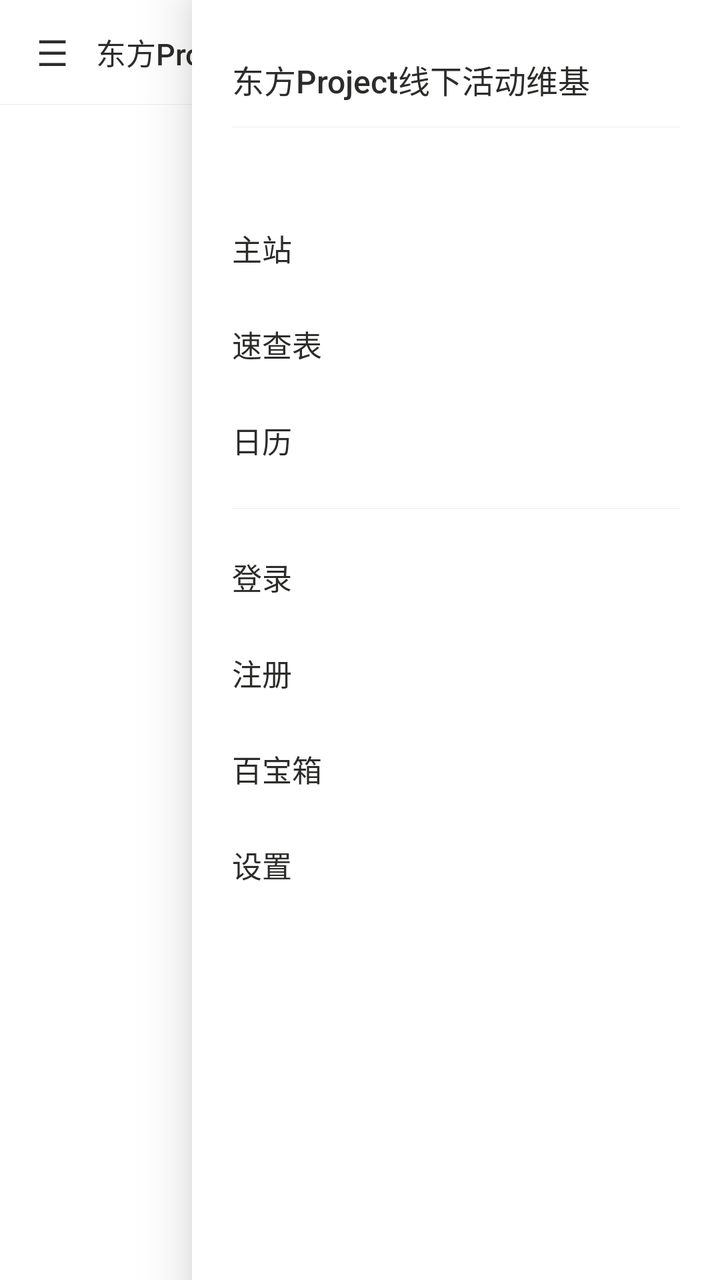
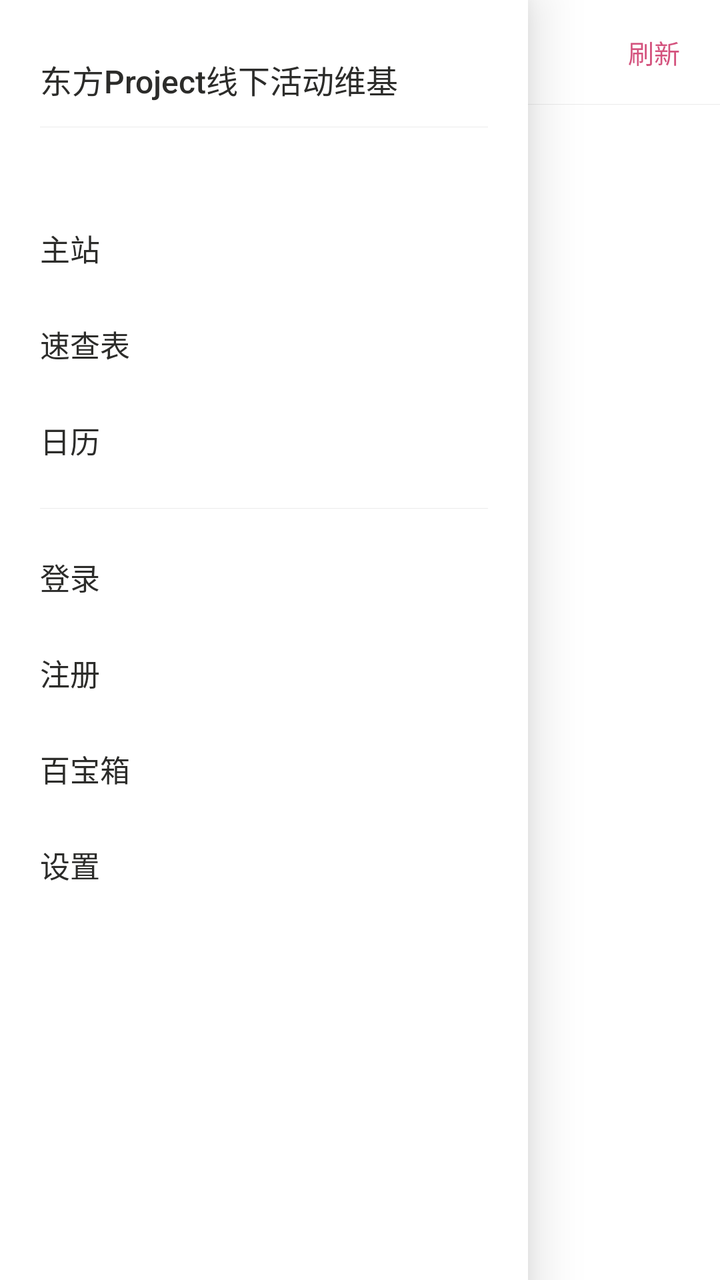

Compare the two renders of this Android layout. The source of the first and the diff that turns it into the second are given below.
<!-- AndroidManifest.xml: application theme AppTheme -->
<!-- res/layout/activity_main.xml -->
<?xml version="1.0" encoding="utf-8"?>
<FrameLayout xmlns:android="http://schemas.android.com/apk/res/android"
    android:layout_width="match_parent"
    android:layout_height="match_parent"
    android:background="@color/page_bg">

    <LinearLayout
        android:layout_width="match_parent"
        android:layout_height="match_parent"
        android:orientation="vertical">

        <LinearLayout
            android:layout_width="match_parent"
            android:layout_height="52dp"
            android:background="@color/tabbar_bg"
            android:gravity="center_vertical"
            android:orientation="horizontal"
            android:paddingStart="4dp"
            android:paddingEnd="8dp">

            <TextView
                android:id="@+id/menuButton"
                android:layout_width="44dp"
                android:layout_height="match_parent"
                android:background="?android:attr/selectableItemBackground"
                android:contentDescription="@string/menu"
                android:gravity="center"
                android:text="☰"
                android:textColor="@color/text_primary"
                android:textSize="18sp" />

            <TextView
                android:id="@+id/headerTitle"
                android:layout_width="0dp"
                android:layout_height="wrap_content"
                android:layout_weight="1"
                android:ellipsize="end"
                android:fontFamily="sans-serif-medium"
                android:maxLines="1"
                android:text="@string/app_name"
                android:textColor="@color/text_primary"
                android:textSize="15sp" />

            <TextView
                android:id="@+id/refresh"
                android:layout_width="wrap_content"
                android:layout_height="wrap_content"
                android:background="?android:attr/selectableItemBackground"
                android:paddingStart="12dp"
                android:paddingTop="8dp"
                android:paddingEnd="12dp"
                android:paddingBottom="8dp"
                android:text="@string/refresh"
                android:textColor="@color/accent"
                android:textSize="13sp" />
        </LinearLayout>

        <View
            android:layout_width="match_parent"
            android:layout_height="1px"
            android:background="@color/divider" />

        <TextView
            android:id="@+id/offlineBanner"
            android:layout_width="match_parent"
            android:layout_height="wrap_content"
            android:background="@color/banner_bg"
            android:paddingStart="16dp"
            android:paddingTop="8dp"
            android:paddingEnd="16dp"
            android:paddingBottom="8dp"
            android:textColor="@color/banner_text"
            android:textSize="12sp"
            android:visibility="gone" />

        <FrameLayout
            android:id="@+id/content"
            android:layout_width="match_parent"
            android:layout_height="0dp"
            android:layout_weight="1" />
    </LinearLayout>

    <View
        android:id="@+id/scrim"
        android:layout_width="match_parent"
        android:layout_height="match_parent"
        android:background="@color/scrim"
        android:visibility="gone" />

    <LinearLayout
        android:id="@+id/drawer"
        android:layout_width="@dimen/drawer_width"
        android:layout_height="match_parent"
        android:layout_gravity="end"
        android:background="@color/tabbar_bg"
        android:elevation="16dp"
        android:orientation="vertical"
        android:paddingBottom="16dp">

        <TextView
            android:layout_width="match_parent"
            android:layout_height="wrap_content"
            android:fontFamily="sans-serif-medium"
            android:paddingStart="20dp"
            android:paddingTop="28dp"
            android:paddingEnd="20dp"
            android:paddingBottom="12dp"
            android:text="@string/app_name"
            android:textColor="@color/text_primary"
            android:textSize="16sp" />

        <View
            android:layout_width="match_parent"
            android:layout_height="1px"
            android:layout_marginStart="20dp"
            android:layout_marginEnd="20dp"
            android:layout_marginBottom="8dp"
            android:background="@color/divider" />

        <TextView
            android:id="@+id/accountLabel"
            android:layout_width="match_parent"
            android:layout_height="wrap_content"
            android:paddingStart="20dp"
            android:paddingTop="4dp"
            android:paddingEnd="20dp"
            android:paddingBottom="8dp"
            android:textColor="@color/text_secondary"
            android:textSize="12sp" />

        <ScrollView
            android:layout_width="match_parent"
            android:layout_height="0dp"
            android:layout_weight="1"
            android:scrollbars="none">

            <LinearLayout
                android:layout_width="match_parent"
                android:layout_height="wrap_content"
                android:orientation="vertical">

                <LinearLayout
                    android:id="@+id/navBuiltIn"
                    android:layout_width="match_parent"
                    android:layout_height="wrap_content"
                    android:orientation="vertical">

                    <TextView
                        android:id="@+id/navWeb"
                        style="@style/NavItem"
                        android:text="@string/nav_web" />

                    <TextView
                        android:id="@+id/navList"
                        style="@style/NavItem"
                        android:text="@string/tab_list" />

                    <TextView
                        android:id="@+id/navCalendar"
                        style="@style/NavItem"
                        android:text="@string/tab_calendar" />
                </LinearLayout>

                <LinearLayout
                    android:id="@+id/navDynamic"
                    android:layout_width="match_parent"
                    android:layout_height="wrap_content"
                    android:orientation="vertical" />

                <View
                    android:layout_width="match_parent"
                    android:layout_height="1px"
                    android:layout_marginStart="20dp"
                    android:layout_marginTop="10dp"
                    android:layout_marginEnd="20dp"
                    android:layout_marginBottom="10dp"
                    android:background="@color/divider" />

                <TextView
                    android:id="@+id/navLogin"
                    style="@style/NavItem"
                    android:text="@string/nav_login" />

                <TextView
                    android:id="@+id/navRegister"
                    style="@style/NavItem"
                    android:text="@string/nav_register" />

                <TextView
                    android:id="@+id/navLogout"
                    style="@style/NavItem"
                    android:text="@string/auth_logout"
                    android:visibility="gone" />

                <TextView
                    android:id="@+id/navToolbox"
                    style="@style/NavItem"
                    android:text="@string/nav_toolbox" />

                <TextView
                    android:id="@+id/navSettings"
                    style="@style/NavItem"
                    android:text="@string/nav_settings" />
            </LinearLayout>
        </ScrollView>

        <TextView
            android:id="@+id/navVersion"
            android:layout_width="match_parent"
            android:layout_height="wrap_content"
            android:paddingStart="20dp"
            android:paddingTop="10dp"
            android:paddingEnd="20dp"
            android:textColor="@color/text_tertiary"
            android:textSize="12sp" />
    </LinearLayout>

</FrameLayout>
<!-- resources referenced by this layout -->
<resources>
  <color name="accent">#D4537E</color>
  <color name="banner_bg">#FFF4E5</color>
  <color name="banner_text">#854F0B</color>
  <color name="divider">#14000000</color>
  <color name="page_bg">#FFFFFFFF</color>
  <color name="scrim">#66000000</color>
  <color name="tabbar_bg">#FFFFFFFF</color>
  <color name="text_primary">#2C2C2A</color>
  <color name="text_secondary">#888780</color>
  <color name="text_tertiary">#B4B2A9</color>
  <dimen name="drawer_width">264dp</dimen>
  <string name="app_name">东方Project线下活动维基</string>
  <string name="auth_logout">退出登录</string>
  <string name="menu">菜单</string>
  <string name="nav_login">登录</string>
  <string name="nav_register">注册</string>
  <string name="nav_settings">设置</string>
  <string name="nav_toolbox">百宝箱</string>
  <string name="nav_web">主站</string>
  <string name="refresh">刷新</string>
  <string name="tab_calendar">日历</string>
  <string name="tab_list">速查表</string>
  <style name="NavItem">
          <item name="android:layout_width">match_parent</item>
          <item name="android:layout_height">@dimen/nav_item_height</item>
          <item name="android:gravity">center_vertical</item>
          <item name="android:paddingStart">20dp</item>
          <item name="android:paddingEnd">20dp</item>
          <item name="android:textSize">15sp</item>
          <item name="android:textColor">@color/text_primary</item>
          <item name="android:background">?android:attr/selectableItemBackground</item>
      </style>
  <style name="AppTheme" parent="@android:style/Theme.DeviceDefault.Light.NoActionBar">
          <item name="android:windowBackground">@color/page_bg</item>
          <item name="android:statusBarColor">@color/tabbar_bg</item>
          <item name="android:navigationBarColor">@color/tabbar_bg</item>
          <item name="android:windowLightStatusBar">true</item>
          
          <item name="android:alertDialogTheme">@style/AppDialogTheme</item>
      </style>
  <dimen name="nav_item_height">48dp</dimen>
  <style name="AppDialogTheme" parent="@android:style/Theme.DeviceDefault.Light.Dialog.Alert">
          <item name="android:colorBackgroundFloating">@color/page_bg</item>
          <item name="android:colorBackground">@color/page_bg</item>
      </style>
</resources>

<!-- the commit's change to res/layout/activity_main.xml (unified diff, before → after) -->
@@ -91,7 +91,7 @@
         android:id="@+id/drawer"
         android:layout_width="@dimen/drawer_width"
         android:layout_height="match_parent"
-        android:layout_gravity="end"
+        android:layout_gravity="start"
         android:background="@color/tabbar_bg"
         android:elevation="16dp"
         android:orientation="vertical"
